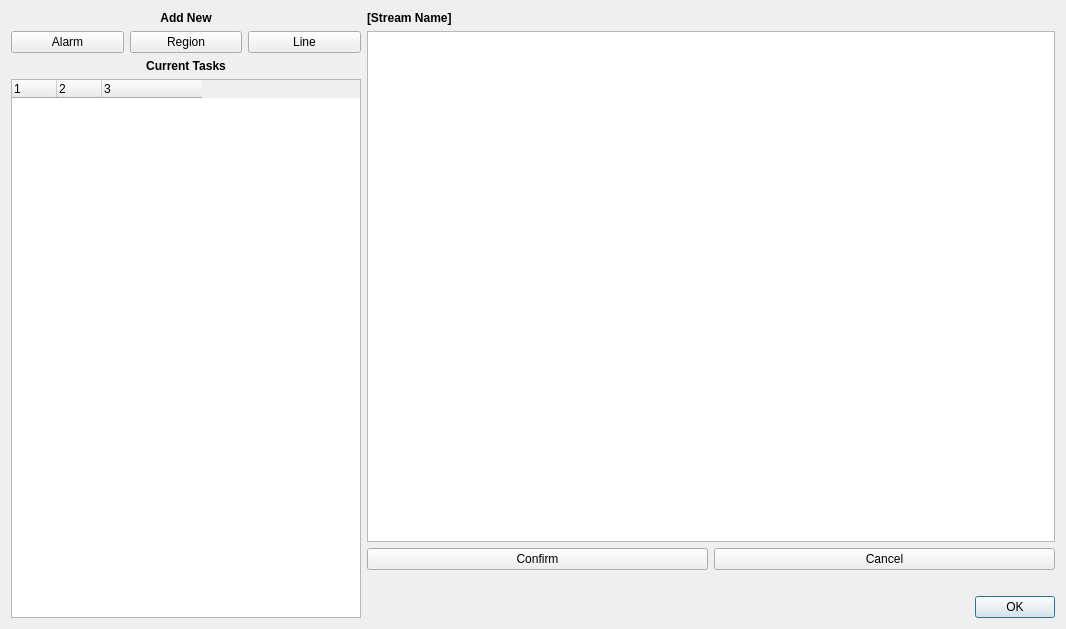
First picture: the form in brainframe_qt/ui/dialogs/task_configuration/task_configuration.ui, repository aotuai/brainframe-qt, before the edit.
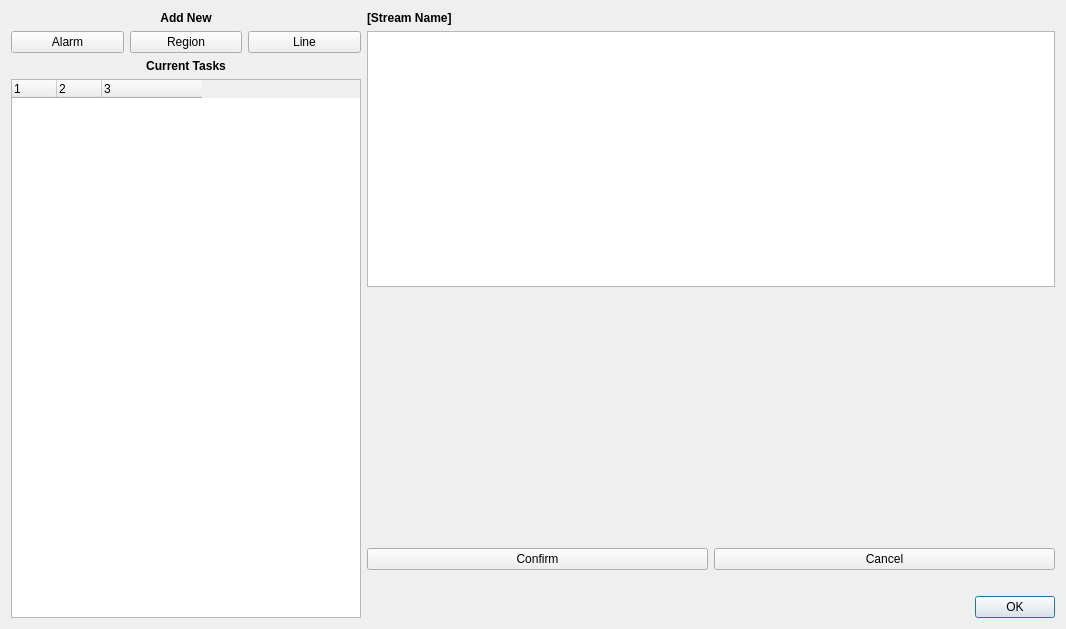
Second picture: the form after the edit. Custom widgets are drawn as their Qt base class.

Commit message: Resolves BF-594. TaskConfiguration video preview is now pushed upwards

Diff of the .ui file:
```diff
--- a/brainframe_qt/ui/dialogs/task_configuration/task_configuration.ui
+++ b/brainframe_qt/ui/dialogs/task_configuration/task_configuration.ui
@@ -149,6 +149,22 @@
        </property>
       </widget>
      </item>
+     <item>
+      <spacer name="verticalSpacer">
+       <property name="orientation">
+        <enum>Qt::Vertical</enum>
+       </property>
+       <property name="sizeType">
+        <enum>QSizePolicy::MinimumExpanding</enum>
+       </property>
+       <property name="sizeHint" stdset="0">
+        <size>
+         <width>20</width>
+         <height>0</height>
+        </size>
+       </property>
+      </spacer>
+     </item>
      <item>
       <layout class="QHBoxLayout" name="op_button_layout">
        <property name="topMargin">
```
